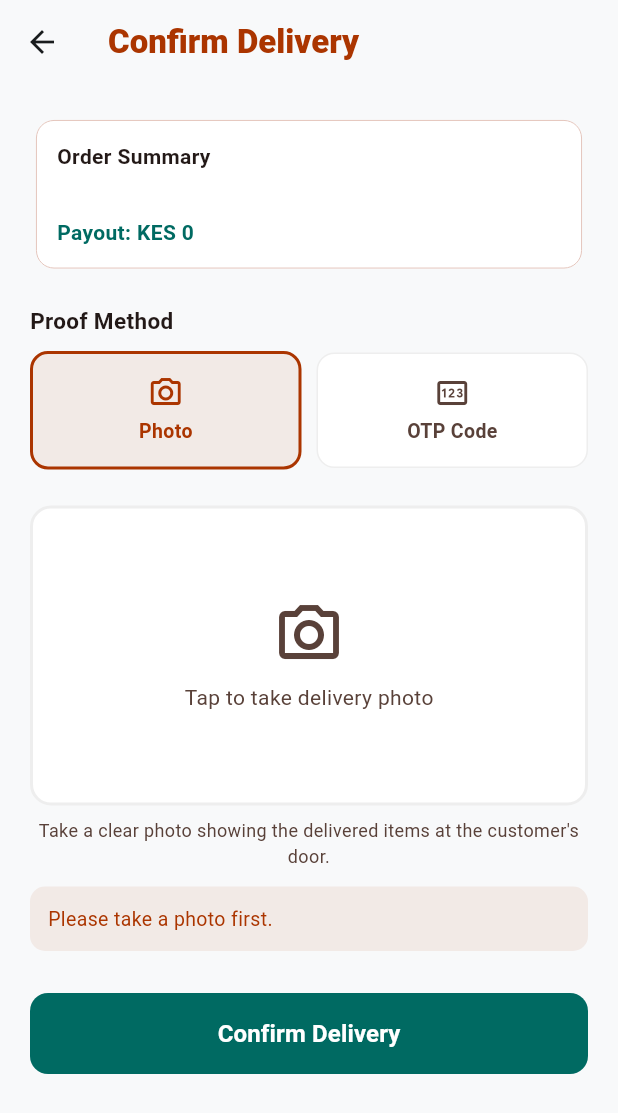
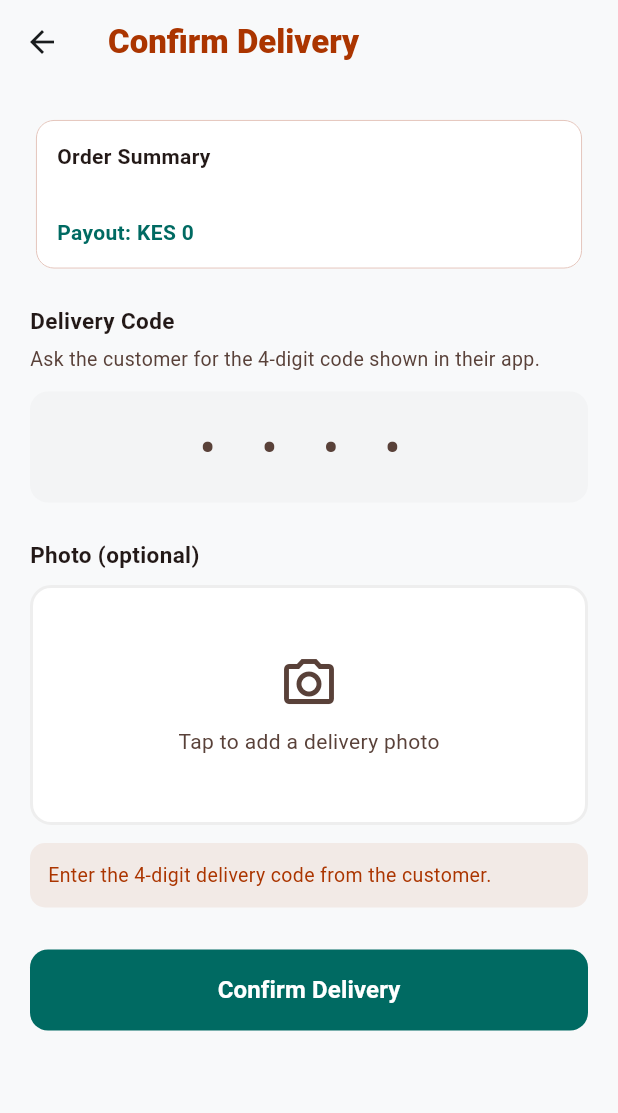
Before and after one commit to Starksido/SokoFetch, a Flutter app: the ProofOfDeliveryScreen screen opened directly with empty values, after a tap on "Confirm Delivery", on a phone screen of 412 x 824 dp. Shown: the top 1113 px of the screen. Run offline on Flutter 3.47's test engine with Material 3 defaults, Android fonts, the phone set to English and light mode, and no system bars; our stand-ins replace audioplayers, cached_network_image, dio, fl_chart, flutter_rating_bar, flutter_riverpod and 10 more; accounts and stored records are empty; network calls fail.

Commit message:
Courier app: rider onboarding, delivery-code proof form, poll for assignments
- Accounts without a courier profile (GET /courier/me 404) go to a new
  onboarding form that calls POST /courier/onboard, after login and on start.
- Proof of delivery matches the backend: multipart otp_code (the customer's
  4-digit code, always required) plus an optional photo field. Photo-only
  mode removed; backend error messages (wrong code, lockout) are shown;
  photo preview uses Image.file; active order is refreshed afterwards.
- While online, the active order is re-fetched every 15s so new assignments
  appear without restarting the app.

Co-Authored-By: Claude Opus 5.5 <noreply@anthropic.com>

```diff
--- a/apps/soko_fetch_courier/lib/screens/auth/auth_screens.dart
+++ b/apps/soko_fetch_courier/lib/screens/auth/auth_screens.dart
@@ -130,8 +130,9 @@ class _OtpScreenState extends ConsumerState<OtpScreen> {
       final tokens = AuthTokens.fromJson(resp.data as Map<String, dynamic>);
       await ApiClient.saveTokens(access: tokens.accessToken, refresh: tokens.refreshToken, userId: tokens.user.userId);
       ref.read(authProvider.notifier).setUser(tokens.user);
+      final destination = await ApiClient.instance.postLoginRoute();
       if (!mounted) return;
-      Navigator.pushReplacementNamed(context, '/home');
+      Navigator.pushReplacementNamed(context, destination);
     } on DioException catch (e) {
       setState(() { _error = (e.response?.data as Map?)?['detail']?['message'] as String? ?? 'Invalid OTP.'; _loading = false; });
       _ctrl.clear();
--- a/apps/soko_fetch_courier/lib/screens/delivery/proof_screen.dart
+++ b/apps/soko_fetch_courier/lib/screens/delivery/proof_screen.dart
@@ -1,20 +1,25 @@
+import 'dart:io';
+
 import 'package:dio/dio.dart';
 import 'package:flutter/material.dart';
 import 'package:flutter/services.dart';
+import 'package:flutter_riverpod/flutter_riverpod.dart';
 import 'package:image_picker/image_picker.dart';
 import '../../config/app_theme.dart';
 import '../../models/models.dart';
 import '../../network/api_client.dart';
+import '../../providers/providers.dart';
 
-class ProofOfDeliveryScreen extends StatefulWidget {
+/// POST /orders/{id}/proof is a multipart form: `otp_code` (the customer's
+/// 4-digit delivery code, always required) plus an optional `photo`.
+class ProofOfDeliveryScreen extends ConsumerStatefulWidget {
   const ProofOfDeliveryScreen({super.key});
   @override
-  State<ProofOfDeliveryScreen> createState() => _ProofScreenState();
+  ConsumerState<ProofOfDeliveryScreen> createState() => _ProofScreenState();
 }
 
-class _ProofScreenState extends State<ProofOfDeliveryScreen> {
-  String _mode = 'photo';   // 'photo' | 'otp'
-  final _otpCtrl = TextEditingController();
+class _ProofScreenState extends ConsumerState<ProofOfDeliveryScreen> {
+  final _codeCtrl = TextEditingController();
   bool _submitting = false;
   String? _photoPath;
   String? _error;
@@ -27,44 +32,36 @@ class _ProofScreenState extends State<ProofOfDeliveryScreen> {
   }
 
   @override
-  void dispose() { _otpCtrl.dispose(); super.dispose(); }
+  void dispose() { _codeCtrl.dispose(); super.dispose(); }
 
   Future<void> _pickPhoto() async {
     final result = await ImagePicker().pickImage(
       source: ImageSource.camera,
       maxWidth: 1280, maxHeight: 1280, imageQuality: 80,
     );
-    if (result != null) setState(() => _photoPath = result.path);
+    if (result != null && mounted) setState(() => _photoPath = result.path);
   }
 
   Future<void> _submit() async {
+    final code = _codeCtrl.text.trim();
+    if (code.length != 4) {
+      setState(() => _error = 'Enter the 4-digit delivery code from the customer.');
+      return;
+    }
     setState(() { _submitting = true; _error = null; });
     try {
-      if (_mode == 'photo') {
-        if (_photoPath == null) {
-          setState(() { _error = 'Please take a photo first.'; _submitting = false; });
-          return;
-        }
       final form = FormData.fromMap({
-          'file': await MultipartFile.fromFile(_photoPath!, filename: 'proof.jpg'),
+        'otp_code': code,
+        if (_photoPath != null)
+          'photo': await MultipartFile.fromFile(_photoPath!, filename: 'proof.jpg'),
       });
       await ApiClient.instance.dio.post(
-          '/orders/${_order.id}/proof?proof_type=photo',
+        '/orders/${_order.id}/proof',
         data: form,
         options: Options(contentType: 'multipart/form-data'),
       );
-      } else {
-        final code = _otpCtrl.text.trim();
-        if (code.length < 4) {
-          setState(() { _error = 'Enter the OTP from the customer.'; _submitting = false; });
-          return;
-        }
-        await ApiClient.instance.post('/orders/${_order.id}/proof', data: {
-          'proof_type': 'otp',
-          'otp_code':   code,
-        });
-      }
 
+      ref.invalidate(activeOrderProvider);
       if (!mounted) return;
       Navigator.pushNamedAndRemoveUntil(context, '/home', (_) => false);
       ScaffoldMessenger.of(context).showSnackBar(
@@ -73,12 +70,22 @@ class _ProofScreenState extends State<ProofOfDeliveryScreen> {
           backgroundColor: AppTheme.teal,
         ),
       );
-    } catch (e) {
-      setState(() {
-        _error = 'Submission failed. Check your connection and try again.';
-        _submitting = false;
-      });
+    } on DioException catch (e) {
+      if (mounted) setState(() => _error = _messageFrom(e));
+    } catch (_) {
+      if (mounted) setState(() => _error = 'Something went wrong. Please try again.');
+    } finally {
+      if (mounted) setState(() => _submitting = false);
     }
+  }
+
+  /// Wrong code (400) and lockout (429) carry {"detail": {"message": ...}}.
+  String _messageFrom(DioException e) {
+    final data = e.response?.data;
+    final detail = data is Map ? data['detail'] : null;
+    if (detail is Map && detail['message'] is String) return detail['message'] as String;
+    if (e.response == null) return 'Submission failed. Check your connection and try again.';
+    return 'Could not confirm delivery. Please try again.';
   }
 
   @override
@@ -105,31 +112,39 @@ class _ProofScreenState extends State<ProofOfDeliveryScreen> {
           )),
           const SizedBox(height: 20),
 
-          // Mode selector
-          const Text('Proof Method',
+          // Delivery code (required)
+          const Text('Delivery Code',
+              style: TextStyle(fontWeight: FontWeight.bold, fontSize: 15)),
+          const SizedBox(height: 6),
+          const Text(
+              'Ask the customer for the 4-digit code shown in their app.',
+              style: TextStyle(color: AppTheme.mgray, fontSize: 13)),
+          const SizedBox(height: 12),
+          TextField(
+            controller: _codeCtrl,
+            keyboardType: TextInputType.number,
+            textAlign: TextAlign.center,
+            maxLength: 4,
+            inputFormatters: [FilteringTextInputFormatter.digitsOnly],
+            style: const TextStyle(
+                fontSize: 28, fontWeight: FontWeight.bold,
+                letterSpacing: 12),
+            decoration: const InputDecoration(
+              hintText: '• • • •',
+              counterText: '',
+              hintStyle: TextStyle(letterSpacing: 12, color: AppTheme.mgray),
+            ),
+          ),
+          const SizedBox(height: 24),
+
+          // Photo (optional)
+          const Text('Photo (optional)',
               style: TextStyle(fontWeight: FontWeight.bold, fontSize: 15)),
           const SizedBox(height: 10),
-          Row(children: [
-            Expanded(child: _ModeButton(
-              label: 'Photo', icon: Icons.camera_alt_outlined,
-              selected: _mode == 'photo',
-              onTap: () => setState(() => _mode = 'photo'),
-            )),
-            const SizedBox(width: 10),
-            Expanded(child: _ModeButton(
-              label: 'OTP Code', icon: Icons.pin_outlined,
-              selected: _mode == 'otp',
-              onTap: () => setState(() => _mode = 'otp'),
-            )),
-          ]),
-          const SizedBox(height: 24),
-
-          // Photo mode
-          if (_mode == 'photo') ...[
           GestureDetector(
             onTap: _pickPhoto,
             child: Container(
-                height: 200,
+              height: 160,
               decoration: BoxDecoration(
                 color: Colors.white,
                 borderRadius: BorderRadius.circular(14),
@@ -142,7 +157,7 @@ class _ProofScreenState extends State<ProofOfDeliveryScreen> {
               child: _photoPath != null
                   ? ClipRRect(
                       borderRadius: BorderRadius.circular(13),
-                        child: Image.asset(_photoPath!, fit: BoxFit.cover,
+                      child: Image.file(File(_photoPath!), fit: BoxFit.cover,
                           errorBuilder: (_, __, ___) => const Center(
                               child: Icon(Icons.check_circle,
                                   color: AppTheme.teal, size: 48))))
@@ -150,43 +165,14 @@ class _ProofScreenState extends State<ProofOfDeliveryScreen> {
                       mainAxisAlignment: MainAxisAlignment.center,
                       children: [
                         Icon(Icons.camera_alt_outlined,
-                              size: 48, color: AppTheme.mgray),
+                            size: 40, color: AppTheme.mgray),
                         SizedBox(height: 8),
-                          Text('Tap to take delivery photo',
+                        Text('Tap to add a delivery photo',
                             style: TextStyle(color: AppTheme.mgray)),
                       ],
                     ),
             ),
           ),
-            const SizedBox(height: 8),
-            const Text(
-                'Take a clear photo showing the delivered items at the customer\'s door.',
-                style: TextStyle(color: AppTheme.mgray, fontSize: 12),
-                textAlign: TextAlign.center),
-          ],
-
-          // OTP mode
-          if (_mode == 'otp') ...[
-            const Text(
-                'Ask the customer for their 4-digit delivery code and enter it below.',
-                style: TextStyle(color: AppTheme.mgray, fontSize: 13)),
-            const SizedBox(height: 16),
-            TextField(
-              controller: _otpCtrl,
-              keyboardType: TextInputType.number,
-              textAlign: TextAlign.center,
-              maxLength: 6,
-              inputFormatters: [FilteringTextInputFormatter.digitsOnly],
-              style: const TextStyle(
-                  fontSize: 28, fontWeight: FontWeight.bold,
-                  letterSpacing: 12),
-              decoration: const InputDecoration(
-                hintText: '• • • •',
-                counterText: '',
-                hintStyle: TextStyle(letterSpacing: 12, color: AppTheme.mgray),
-              ),
-            ),
-          ],
 
           if (_error != null) ...[
             const SizedBox(height: 12),
@@ -219,37 +205,3 @@ class _ProofScreenState extends State<ProofOfDeliveryScreen> {
     );
   }
 }
-
-class _ModeButton extends StatelessWidget {
-  final String label;
-  final IconData icon;
-  final bool selected;
-  final VoidCallback onTap;
-  const _ModeButton(
-      {required this.label, required this.icon,
-      required this.selected, required this.onTap});
-
-  @override
-  Widget build(BuildContext context) => GestureDetector(
-    onTap: onTap,
-    child: Container(
-      padding: const EdgeInsets.symmetric(vertical: 14),
-      decoration: BoxDecoration(
-        color: selected ? AppTheme.accent.withOpacity(0.08) : Colors.white,
-        borderRadius: BorderRadius.circular(12),
-        border: Border.all(
-            color: selected ? AppTheme.accent : Colors.grey.shade200,
-            width: selected ? 2 : 1),
-      ),
-      child: Column(children: [
-        Icon(icon, color: selected ? AppTheme.accent : AppTheme.mgray),
-        const SizedBox(height: 4),
-        Text(label,
-            style: TextStyle(
-                fontWeight: FontWeight.w600,
-                color: selected ? AppTheme.accent : AppTheme.mgray,
-                fontSize: 13)),
-      ]),
-    ),
-  );
-}
```
Also changed, not shown: apps/soko_fetch_courier/lib/main.dart (+12 -1 lines), apps/soko_fetch_courier/lib/network/api_client.dart (+11 -0 lines), apps/soko_fetch_courier/lib/screens/dispatch/home_screen.dart (+14 -0 lines), apps/soko_fetch_courier/lib/screens/onboarding/onboarding_screen.dart (added, +136 -0 lines). Lines whose indentation alone changed are shown as unchanged.
